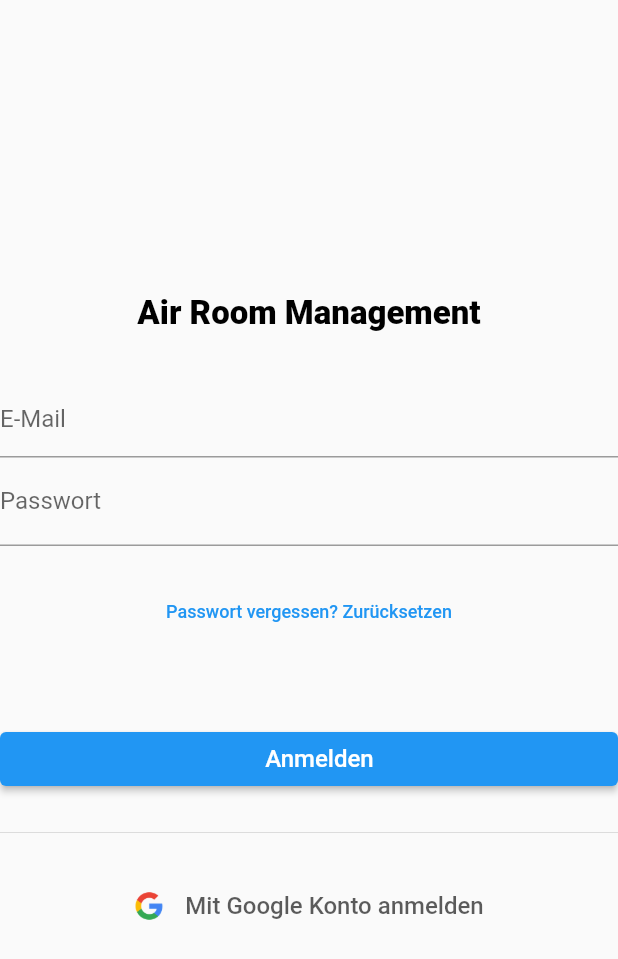
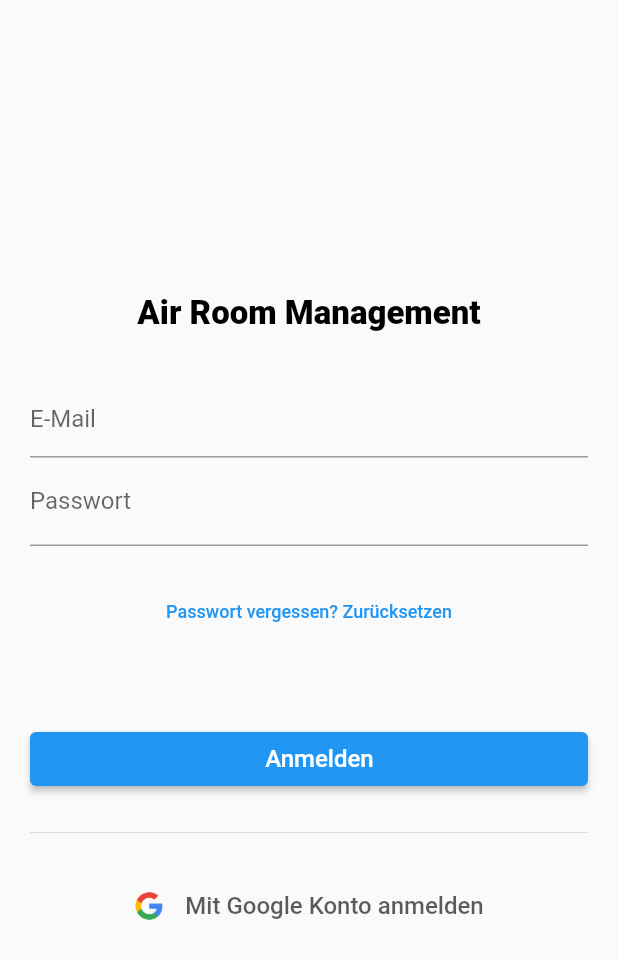
Before and after one commit to ARQMS/arqms-app, a Flutter app: the screen it shows after launch, on a phone screen of 412 x 824 dp. Shown: the top 959 px of the screen. Run offline on Flutter 3.47's test engine with Material 2 defaults, Android fonts, the light colour scheme and no system bars; our stand-ins replace flutter_svg, google_sign_in, hooks_riverpod, package_info_plus, parse_server_sdk_flutter; missing offline and left inert: jdenticon_dart; statements that could not run were skipped.

Commit message:
Support android platform

```diff
--- a/lib/app/auth/auth_signin_page.dart
+++ b/lib/app/auth/auth_signin_page.dart
@@ -36,6 +36,7 @@ class AuthSignInState extends ConsumerState<SignInPage> {
     return Scaffold(
       body: Center(
         child: Container(
+          padding: const EdgeInsets.all(20.0),
           constraints: const BoxConstraints(maxWidth: 500),
           height: deviceSize.height,
           width: deviceSize.width,
--- a/lib/app/auth/auth_signin_viewmodel.dart
+++ b/lib/app/auth/auth_signin_viewmodel.dart
@@ -10,13 +10,15 @@ class SignInViewModel with ChangeNotifier {
   final TextEditingController username = TextEditingController();
   final TextEditingController password = TextEditingController();
   bool isLoading = false;
-  String? lastError = null;
+  String? lastError;
 
   /// Constructor
   SignInViewModel({required AuthService authService})
       : _authService = authService;
 
   Future signIn(GlobalKey<FormState> formKey) async {
+    lastError = null;
+
     var valid = formKey.currentState!.validate();
     if (!valid) return;
 
@@ -37,6 +39,8 @@ class SignInViewModel with ChangeNotifier {
   }
 
   Future signInGoogle() async {
+    lastError = null;
+
     _setLoading(true);
 
     try {
--- a/lib/data/parse_datasource.dart
+++ b/lib/data/parse_datasource.dart
@@ -30,11 +30,11 @@ abstract class ParseDataSource {
 
 class ParseDataSourceImpl implements ParseDataSource {
   void initialize() async {
-    const connectionString = "http://root:root@localhost:1337/parse";
+    const connectionString = "http://root:root@192.168.0.16:1337/parse";
     await Parse().initialize("arqms", connectionString,
         debug: kDebugMode,
         autoSendSessionId: true,
-        liveQueryUrl: "ws://localhost:1337/parse",
+        liveQueryUrl: "ws://192.168.0.16:1337/parse",
         parseUserConstructor: (username, password, emailAddress,
                 {client, debug, sessionToken}) =>
             User(username, password, emailAddress),
--- a/lib/models/room/room.dart
+++ b/lib/models/room/room.dart
@@ -22,12 +22,12 @@ class Room extends ParseObject implements ParseCloneable {
   RoomState? get state => get<String>(keyState)?.asRoomState;
   set state(RoomState? val) => set<String?>(keyState, val?.stringValue);
 
-  double? get temperature => get<double>(keyTemperature);
+  double? get temperature => get<double?>(keyTemperature);
   set temperature(double? val) => set<double?>(keyTemperature, val);
 
-  double? get relativeHumidity => get<double>(keyRelativeHumidity);
+  double? get relativeHumidity => get<double?>(keyRelativeHumidity);
   set relativeHumidity(double? val) => set<double?>(keyRelativeHumidity, val);
 
-  double? get co2 => get<double>(keyCo2);
+  double? get co2 => get<double?>(keyCo2);
   set co2(double? val) => set<double?>(keyCo2, val);
 }
```
Also changed, not shown: 8 other files.
